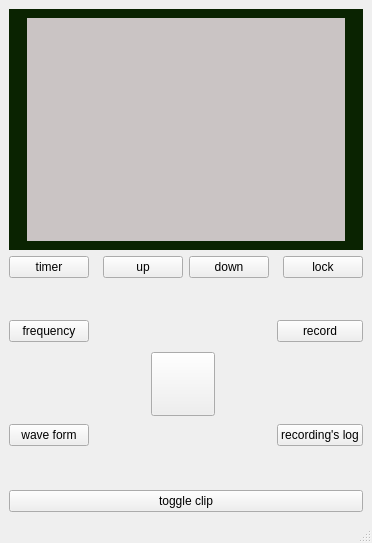
The window that mainwindow.ui (willwright1213/CESSimulator) describes before a commit, drawn with Qt 5.
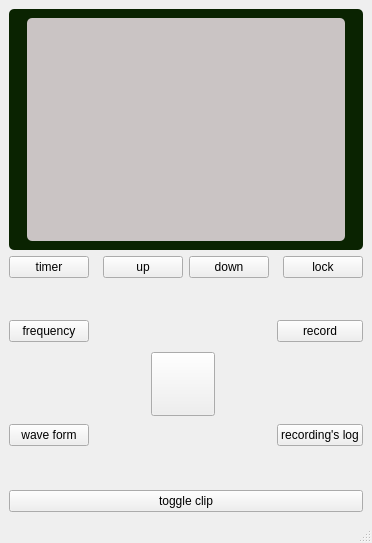
The same window after the commit. Icons and pictures are not drawn.

```diff
--- a/mainwindow.ui
+++ b/mainwindow.ui
@@ -30,7 +30,8 @@
     <item>
      <widget class="QWidget" name="widget" native="true">
       <property name="styleSheet">
-       <string notr="true">background: rgb(10, 35, 1);</string>
+       <string notr="true">background: rgb(10, 35, 1);
+border-radius: 5px;</string>
       </property>
       <layout class="QHBoxLayout" name="horizontalLayout">
        <item>
```
